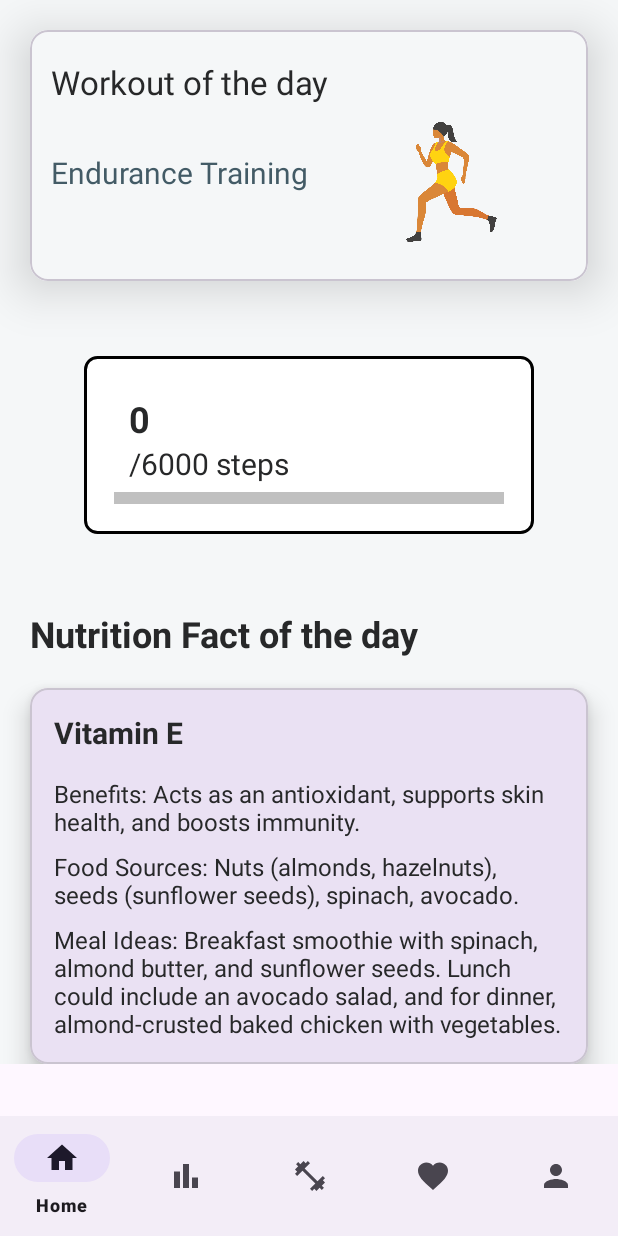
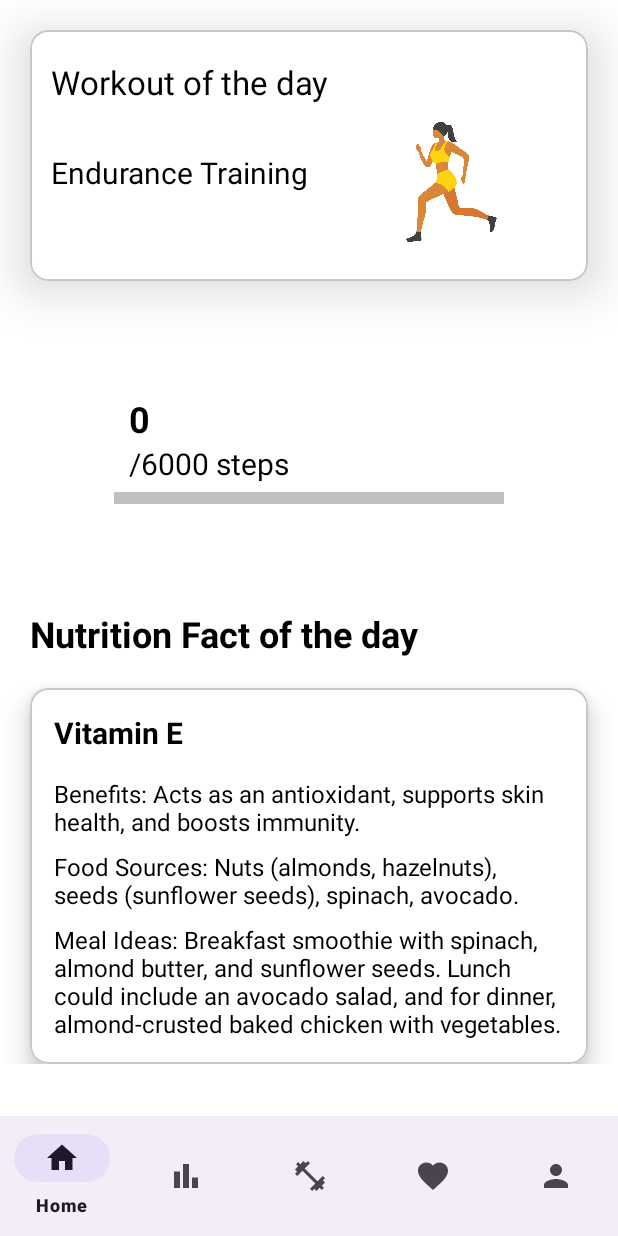
Before and after one commit to khyatiVyas1305/FitFiesta, an Android app: the screen it shows after launch (MainActivity), on a phone screen of 412 x 824 dp. Run offline under Robolectric (Android 15) with nearby library versions, the light colour scheme and no system bars; Roboto replaces fonts that are not available here.

Commit message:
fixed colour and background

```diff
--- a/app/src/main/res/layout/activity_main.xml
+++ b/app/src/main/res/layout/activity_main.xml
@@ -11,6 +11,7 @@
         android:id="@+id/frame_layout"
         android:layout_width="0dp"
         android:layout_height="0dp"
+        android:background="@color/background"
         app:layout_constraintBottom_toTopOf="@+id/bottomNavigationView"
         app:layout_constraintEnd_toEndOf="parent"
         app:layout_constraintStart_toStartOf="parent"
--- a/app/src/main/res/layout/activity_workout_list.xml
+++ b/app/src/main/res/layout/activity_workout_list.xml
@@ -5,7 +5,7 @@
     android:layout_width="match_parent"
     android:layout_height="match_parent"
     tools:context=".WorkoutListActivity"
-    android:background="@color/bgWhite">
+    android:background="@color/background">
 
     <TextView
         android:id="@+id/planTV"
@@ -26,6 +26,7 @@
         android:id="@+id/recyclerView"
         android:layout_width="match_parent"
         android:layout_height="wrap_content"
+        android:background="@color/background"
         app:layout_constraintBottom_toBottomOf="parent"
         app:layout_constraintTop_toBottomOf="@+id/planTV"
         app:layout_constraintVertical_bias="0.0"
--- a/app/src/main/res/layout/fav_workout_list.xml
+++ b/app/src/main/res/layout/fav_workout_list.xml
@@ -8,12 +8,12 @@
     android:elevation="0dp"
     app:cardElevation="13dp"
     app:cardUseCompatPadding="true"
-    android:background="@color/bgWhite">
+    android:background="@color/background">
 
     <androidx.constraintlayout.widget.ConstraintLayout
         android:layout_width="match_parent"
         android:layout_height="wrap_content"
-        android:background="@color/bgWhite"
+        android:background="@color/bgColor"
         android:padding="13dp">
 
         <TextView
@@ -23,7 +23,7 @@
             android:fontFamily="@font/roboto_medium"
             android:text="WORKOUT"
             android:textAlignment="center"
-            android:textColor="#A76F6F"
+            android:textColor="@color/workoutText"
             android:textSize="24dp"
             app:layout_constraintBottom_toBottomOf="parent"
 
--- a/app/src/main/res/layout/fragment_favourite_workouts.xml
+++ b/app/src/main/res/layout/fragment_favourite_workouts.xml
@@ -11,6 +11,7 @@
         android:id="@+id/recyclerView"
         android:layout_width="match_parent"
         android:layout_height="match_parent"
+        android:background="@color/background"
         tools:listitem="@layout/workout_list_item"/>
 
 
--- a/app/src/main/res/layout/fragment_home.xml
+++ b/app/src/main/res/layout/fragment_home.xml
@@ -10,7 +10,7 @@
         android:id="@+id/homeConstraint"
         android:layout_width="match_parent"
         android:layout_height="match_parent"
-        android:background="@color/bgWhite"
+        android:background="@color/background"
         tools:context=".HomeFragment">
 
 
@@ -20,7 +20,7 @@
             android:layout_height="167dp"
             android:layout_margin="20dp"
             android:layout_marginTop="86dp"
-            android:background="@color/bgWhite"
+            android:background="@color/bgColor"
             android:padding="17dp"
             app:cardElevation="20dp"
             app:layout_constraintTop_toTopOf="parent">
@@ -28,7 +28,7 @@
             <androidx.constraintlayout.widget.ConstraintLayout
                 android:layout_width="match_parent"
                 android:layout_height="match_parent"
-                android:background="@color/bgWhite">
+                android:background="@color/bgColor">
 
                 <TextView
                     android:id="@+id/cardText2"
@@ -38,7 +38,7 @@
                     android:layout_marginTop="20dp"
                     android:fontFamily="@font/roboto_medium"
                     android:text="Workout of the day"
-                    android:textColor="@color/black"
+                    android:textColor="@color/textColor"
                     android:textSize="22dp"
                     app:layout_constraintStart_toStartOf="parent"
                     app:layout_constraintTop_toTopOf="parent" />
@@ -52,7 +52,7 @@
                     android:layout_marginEnd="71dp"
                     android:fontFamily="@font/roboto_medium"
                     android:text="workout name"
-                    android:textColor="@color/blue"
+                    android:textColor="@color/textColor"
                     android:textSize="20sp"
                     app:layout_constraintEnd_toStartOf="@+id/cardImage"
                     app:layout_constraintHorizontal_bias="0.0"
@@ -78,7 +78,7 @@
             android:layout_width="300dp"
             android:layout_height="wrap_content"
             android:layout_marginTop="50dp"
-            android:background="@drawable/box_background"
+            android:background="@color/bgColor"
             android:orientation="vertical"
             android:padding="20dp"
             app:layout_constraintEnd_toEndOf="parent"
@@ -97,7 +97,7 @@
                     android:paddingStart="10dp"
                     android:paddingTop="5dp"
                     android:text="0"
-                    android:textColor="@color/black"
+                    android:textColor="@color/textColor"
                     android:textSize="24sp"
                     android:textStyle="bold" />
 
@@ -107,7 +107,7 @@
                     android:layout_height="wrap_content"
                     android:paddingStart="10dp"
                     android:text="/6000 steps"
-                    android:textColor="@color/black"
+                    android:textColor="@color/textColor"
                     android:textSize="20sp" />
             </LinearLayout>
 
@@ -136,7 +136,7 @@
             android:layout_marginStart="20dp"
             android:layout_marginTop="50dp"
             android:text="Nutrition Fact of the day"
-            android:textColor="@color/black"
+            android:textColor="@color/textColor"
             android:textSize="24dp"
             android:textStyle="bold"
             app:layout_constraintStart_toStartOf="parent"
@@ -157,6 +157,7 @@
                 android:layout_width="match_parent"
                 android:layout_height="wrap_content"
                 android:orientation="vertical"
+                android:background="@color/bgColor"
                 android:padding="16dp">
 
                 <TextView
@@ -165,7 +166,7 @@
                     android:layout_height="wrap_content"
                     android:layout_marginBottom="8dp"
                     android:text="Card Heading"
-                    android:textColor="@color/black"
+                    android:textColor="@color/textColor"
                     android:textSize="20sp"
                     android:textStyle="bold" />
 
@@ -175,7 +176,7 @@
                     android:layout_height="wrap_content"
                     android:layout_marginTop="8dp"
                     android:text="Text 1"
-                    android:textColor="@color/black"
+                    android:textColor="@color/textColor"
                     android:textSize="16sp" />
 
                 <TextView
@@ -184,7 +185,7 @@
                     android:layout_height="wrap_content"
                     android:layout_marginTop="8dp"
                     android:text="Text 2"
-                    android:textColor="@color/black"
+                    android:textColor="@color/textColor"
                     android:textSize="16sp" />
 
                 <TextView
@@ -193,7 +194,7 @@
                     android:layout_height="wrap_content"
                     android:layout_marginTop="8dp"
                     android:text="Text 3"
-                    android:textColor="@color/black"
+                    android:textColor="@color/textColor"
                     android:textSize="16sp" />
             </LinearLayout>
         </com.google.android.material.card.MaterialCardView>
--- a/app/src/main/res/layout/fragment_profile.xml
+++ b/app/src/main/res/layout/fragment_profile.xml
@@ -7,10 +7,12 @@
     tools:context=".ProfileFragment">
 
     <androidx.cardview.widget.CardView
+        android:background="@color/background"
         android:layout_width="match_parent"
         android:layout_height="match_parent" >
 
         <androidx.constraintlayout.widget.ConstraintLayout
+            android:background="@color/bgColor"
             android:layout_width="match_parent"
             android:layout_height="131dp">
 
@@ -21,6 +23,7 @@
                 android:layout_marginStart="16dp"
                 android:layout_marginTop="52dp"
                 android:text="Dark / Light Mode"
+                android:textColor="@color/textColor"
                 android:textSize="16sp"
                 android:textStyle="bold"
                 app:layout_constraintStart_toStartOf="parent"
--- a/app/src/main/res/layout/fragment_workout_plans.xml
+++ b/app/src/main/res/layout/fragment_workout_plans.xml
@@ -3,7 +3,7 @@
     xmlns:tools="http://schemas.android.com/tools"
     android:layout_width="match_parent"
     android:layout_height="match_parent"
-    android:background="@color/bgWhite"
+    android:background="@color/background"
     xmlns:app="http://schemas.android.com/apk/res-auto"
     tools:context=".WorkoutPlansFragment">
 
@@ -11,6 +11,7 @@
         android:id="@+id/cardView"
         android:layout_width="0dp"
         android:layout_height="wrap_content"
+        android:background="@color/background"
         app:cardCornerRadius="8dp"
         app:cardElevation="13dp"
         app:cardUseCompatPadding="true"
@@ -23,7 +24,7 @@
             android:layout_width="match_parent"
             android:layout_height="wrap_content"
             app:queryHint="Search Workouts here"
-            android:background="@color/bgWhite"
+            android:background="@color/bgColor"
             app:iconifiedByDefault="false"
             app:queryBackground="@android:color/transparent"/>
 
@@ -33,6 +34,7 @@
         android:id="@+id/recyclerView"
         android:layout_width="match_parent"
         android:layout_height="wrap_content"
+        android:background="@color/background"
         tools:listitem="@layout/list_item"
         app:layout_constraintBottom_toBottomOf="parent"
         app:layout_constraintTop_toBottomOf="@+id/cardView"
--- a/app/src/main/res/layout/list_item.xml
+++ b/app/src/main/res/layout/list_item.xml
@@ -5,6 +5,7 @@
     android:layout_width="match_parent"
     android:layout_height="wrap_content"
     xmlns:app="http://schemas.android.com/apk/res-auto"
+    android:background="@color/background"
     app:cardCornerRadius="8dp"
     android:elevation="0dp"
     app:cardElevation="13dp"
@@ -15,7 +16,7 @@
     <androidx.constraintlayout.widget.ConstraintLayout
         android:layout_width="match_parent"
         android:layout_height="wrap_content"
-        android:background="@color/bgWhite"
+        android:background="@color/bgColor"
         android:padding="13dp">
 
         <!--        <TextView-->
@@ -37,7 +38,7 @@
             android:layout_height="wrap_content"
             android:fontFamily="@font/roboto_medium"
             android:text="WORKOUT"
-            android:textColor="@color/blue"
+            android:textColor="@color/textColor"
             android:textSize="24dp"
             app:layout_constraintBottom_toBottomOf="parent"
             app:layout_constraintEnd_toEndOf="parent"
--- a/app/src/main/res/layout/workout_list_item.xml
+++ b/app/src/main/res/layout/workout_list_item.xml
@@ -8,12 +8,12 @@
     android:elevation="0dp"
     app:cardElevation="13dp"
     app:cardUseCompatPadding="true"
-    android:background="@color/bgWhite">
+    android:background="@color/background">
 
     <androidx.constraintlayout.widget.ConstraintLayout
         android:layout_width="match_parent"
         android:layout_height="wrap_content"
-        android:background="@color/bgWhite"
+        android:background="@color/bgColor"
         android:padding="13dp">
 
         <TextView
@@ -23,7 +23,7 @@
             android:fontFamily="@font/roboto_medium"
             android:text="WORKOUT"
             android:textAlignment="center"
-            android:textColor="#A76F6F"
+            android:textColor="@color/workoutText"
             android:textSize="24dp"
             app:layout_constraintStart_toStartOf="parent"
             app:layout_constraintEnd_toStartOf="@+id/favoriteButton"
--- /dev/null
+++ b/app/src/main/res/values-night/colors.xml
@@ -0,0 +1,9 @@
+<?xml version="1.0" encoding="utf-8"?>
+<resources>
+    <color name="textColor">#FFFFFF</color>
+    <color name="bgColor">#5c5b5b</color>
+    <color name="background">#000000</color>
+    <color name="workoutText">#FFFFFF</color>
+    <color name="blue">#FFFFFF</color>
+    <color name="darkBlue">#5c5b5b</color>
+</resources>
--- a/app/src/main/res/values/colors.xml
+++ b/app/src/main/res/values/colors.xml
@@ -8,4 +8,8 @@
     <color name="blue">#435B66</color>
     <color name="darkBlue">#2D4356</color>
 
+    <color name="textColor">#000000</color>
+    <color name="bgColor">#FFFFFF</color>
+    <color name="background">#FFFFFF</color>
+    <color name="workoutText">#A76F6F</color>
 </resources>
```
Also changed, not shown: app/src/main/res/layout/activity_workout_details.xml (+17 -13 lines), app/src/main/res/layout/fragment_workout_progress.xml (+4 -4 lines).
